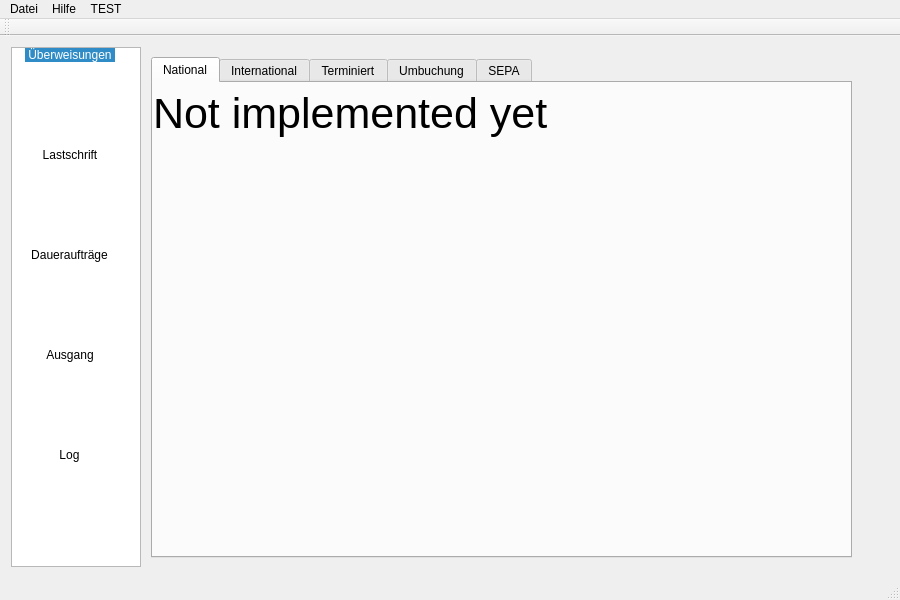
This is src/mainwindow.ui in schmufu/abtransfers as Qt 5 draws it before an edit. The edited form follows.
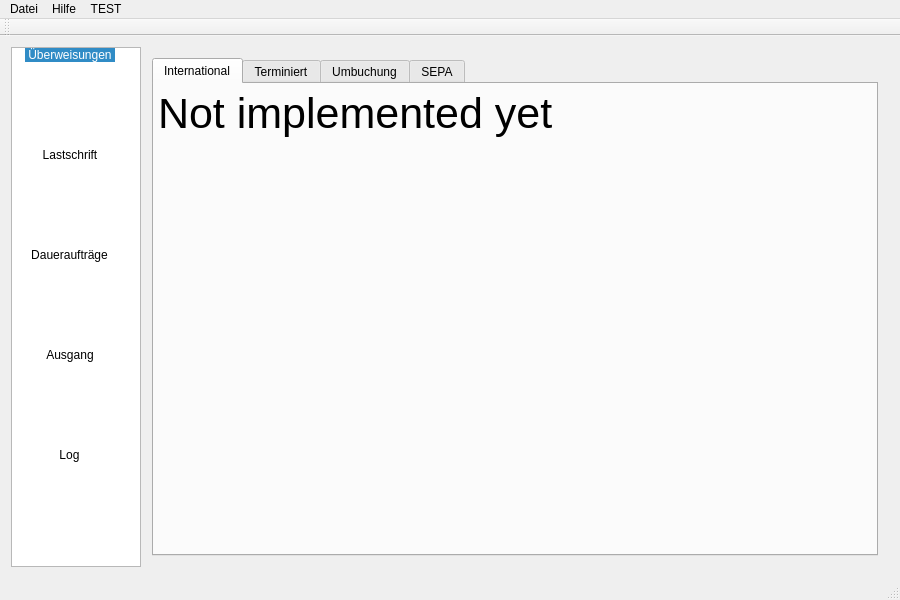
This is the edited form. The open tabs and pages were chosen to show the change. Icons and pictures are not drawn.

Diff of the .ui file:
```diff
--- a/src/mainwindow.ui
+++ b/src/mainwindow.ui
@@ -133,41 +133,12 @@
          <number>2</number>
         </property>
         <widget class="QWidget" name="Ueberweisung">
+         <layout class="QVBoxLayout" name="verticalLayout_4">
+          <item>
          <widget class="QTabWidget" name="tabWidget_UW">
-          <property name="geometry">
-           <rect>
-            <x>10</x>
-            <y>10</y>
-            <width>701</width>
-            <height>501</height>
-           </rect>
-          </property>
           <property name="currentIndex">
-           <number>3</number>
-          </property>
-          <widget class="QWidget" name="UW_National">
-           <attribute name="title">
-            <string>National</string>
-           </attribute>
-           <widget class="QLabel" name="label">
-            <property name="geometry">
-             <rect>
-              <x>0</x>
-              <y>0</y>
-              <width>461</width>
-              <height>61</height>
-             </rect>
-            </property>
-            <property name="font">
-             <font>
-              <pointsize>32</pointsize>
-             </font>
-            </property>
-            <property name="text">
-             <string>Not implemented yet</string>
-            </property>
-           </widget>
-          </widget>
+             <number>0</number>
+            </property>
           <widget class="QWidget" name="UW_International">
            <attribute name="title">
             <string>International</string>
@@ -175,10 +146,10 @@
            <widget class="QLabel" name="label_2">
             <property name="geometry">
              <rect>
-              <x>0</x>
-              <y>0</y>
-              <width>461</width>
-              <height>61</height>
+                <x>4</x>
+                <y>4</y>
+                <width>455</width>
+                <height>51</height>
              </rect>
             </property>
             <property name="font">
@@ -302,6 +273,8 @@
            </widget>
           </widget>
          </widget>
+          </item>
+         </layout>
         </widget>
         <widget class="QWidget" name="Lastschrift">
          <widget class="QLabel" name="label_7">
```
Left out of the diff: 14 changed lines with no effect on the pictures. Lines whose indentation alone changed are shown as unchanged.
